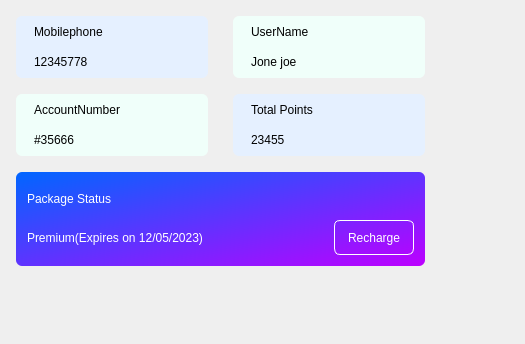
Before: the Qt Designer form widget/Setting/WAccountPage.ui in yechaoGitHub/AI, drawn with Qt 5.
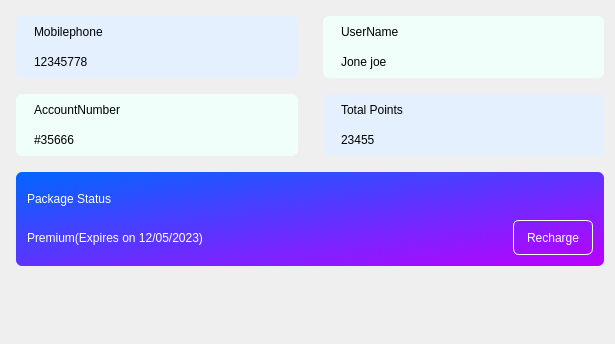
After: the same form once the commit is applied.

What changed in the file:
```diff
--- a/widget/Setting/WAccountPage.ui
+++ b/widget/Setting/WAccountPage.ui
@@ -6,7 +6,7 @@
    <rect>
     <x>0</x>
     <y>0</y>
-    <width>525</width>
+    <width>615</width>
     <height>344</height>
    </rect>
   </property>
@@ -100,8 +100,8 @@
            </property>
            <property name="maximumSize">
             <size>
-             <width>240</width>
-             <height>100</height>
+             <width>300</width>
+             <height>62</height>
             </size>
            </property>
            <property name="frameShape">
@@ -147,7 +147,7 @@
            </property>
            <property name="maximumSize">
             <size>
-             <width>240</width>
+             <width>300</width>
              <height>199</height>
             </size>
            </property>
@@ -201,7 +201,7 @@
            </property>
            <property name="maximumSize">
             <size>
-             <width>192</width>
+             <width>300</width>
              <height>62</height>
             </size>
            </property>
@@ -248,7 +248,7 @@
            </property>
            <property name="maximumSize">
             <size>
-             <width>192</width>
+             <width>300</width>
              <height>62</height>
             </size>
            </property>
@@ -384,19 +384,6 @@
      </item>
     </layout>
    </item>
-   <item>
-    <spacer name="horizontalSpacer_2">
-     <property name="orientation">
-      <enum>Qt::Horizontal</enum>
-     </property>
-     <property name="sizeHint" stdset="0">
-      <size>
-       <width>83</width>
-       <height>20</height>
-      </size>
-     </property>
-    </spacer>
-   </item>
   </layout>
  </widget>
  <layoutdefault spacing="6" margin="11"/>
```
